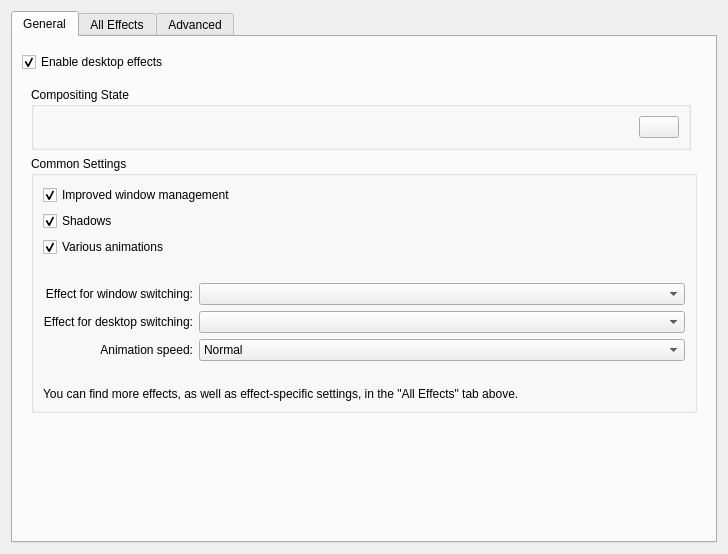
KDE/kwin, file kcmkwin/kwincompositing/main.ui: the form before one commit.
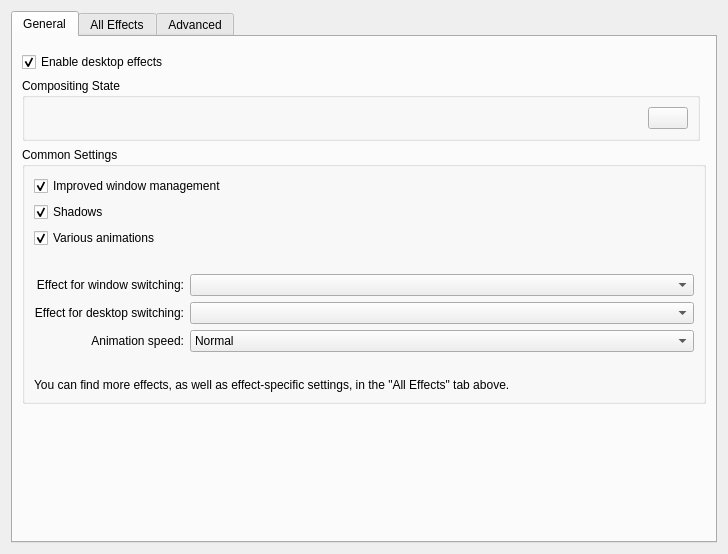
The form after the commit. Custom widgets are drawn as their Qt base class.

```diff
--- a/kcmkwin/kwincompositing/main.ui
+++ b/kcmkwin/kwincompositing/main.ui
@@ -37,6 +37,9 @@
        <item>
         <widget class="QWidget" name="compositingOptionsContainer" native="true">
          <layout class="QGridLayout" name="gridLayout_3">
+          <property name="margin">
+           <number>0</number>
+          </property>
           <item row="1" column="0" colspan="2">
            <widget class="QGroupBox" name="groupBox">
             <property name="title">
```
